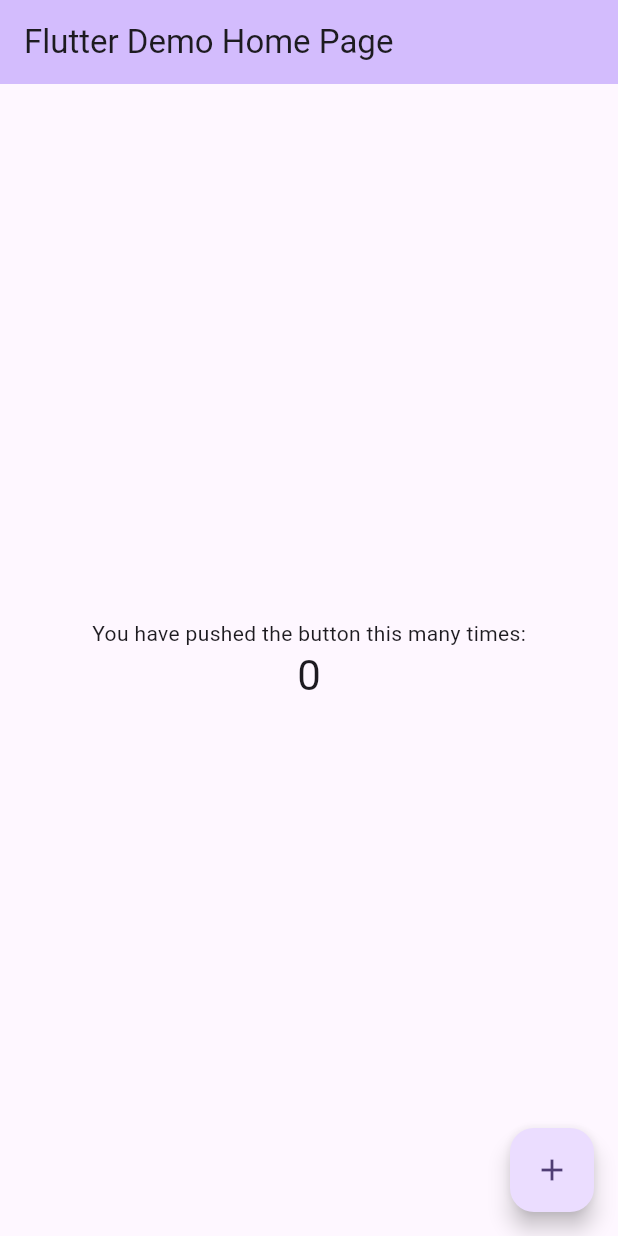
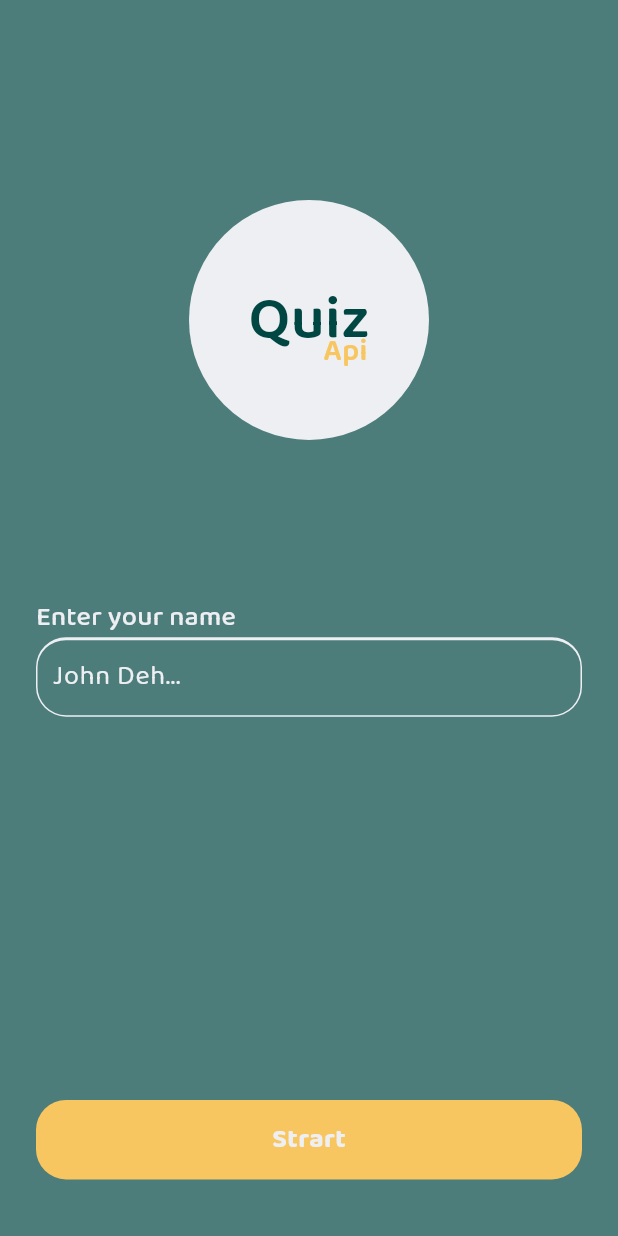
Before and after one commit to kingcortex/quiz_api, a Flutter app: the screen it shows after launch, on a phone screen of 412 x 824 dp. Run offline on Flutter 3.47's test engine with Material 3 defaults, Android fonts, the phone set to English and light mode, and no system bars; our stand-ins replace gap, google_fonts.

```diff
--- /dev/null
+++ b/lib/components/custom_labe.dart
@@ -0,0 +1,60 @@
+import 'package:flutter/material.dart';
+import 'package:gap/gap.dart';
+import 'package:quiz_api/theme/app_theme.dart';
+
+class CustomLabel extends StatefulWidget {
+  final String labelText;
+  const CustomLabel({super.key, required this.labelText});
+
+  @override
+  State<CustomLabel> createState() => _CustomLabelState();
+}
+
+class _CustomLabelState extends State<CustomLabel> {
+  @override
+  Widget build(BuildContext context) {
+    return Padding(
+      padding: const EdgeInsets.symmetric(horizontal: 24, vertical: 30),
+      child: Column(
+        children: [
+          Row(
+            mainAxisAlignment: MainAxisAlignment.start,
+            children: [
+              Text(widget.labelText, style: AppTheme.textStyle()),
+            ],
+          ),
+          Container(
+            height: 53,
+            width: double.infinity,
+            decoration: BoxDecoration(
+              border: Border(
+                top: BorderSide(color: AppTheme.primeryTextColor, width: 2),
+                bottom: BorderSide(color: AppTheme.primeryTextColor),
+                left: BorderSide(color: AppTheme.primeryTextColor),
+                right: BorderSide(color: AppTheme.primeryTextColor),
+              ),
+              borderRadius: BorderRadius.circular(20),
+            ),
+            child: Center(
+              child: TextField(
+                style: AppTheme.textStyle(),
+                cursorColor: AppTheme.primeryTextColor,
+                decoration: InputDecoration(
+                  labelStyle: AppTheme.textStyle(),
+                  hintText: "John Deh...",
+                  hintStyle: AppTheme.textStyle(fontWeight_: FontWeight.normal),
+                  border: InputBorder.none,
+                  contentPadding: const EdgeInsets.symmetric(
+                    vertical: 5,
+                    horizontal: 10,
+                  ),
+                ),
+              ),
+            ),
+          ),
+          const Gap(150),
+        ],
+      ),
+    );
+  }
+}
--- /dev/null
+++ b/lib/components/logo.dart
@@ -0,0 +1,40 @@
+import 'package:flutter/material.dart';
+import 'package:quiz_api/theme/app_theme.dart';
+
+class Logo extends StatelessWidget {
+  const Logo({super.key});
+
+  @override
+  Widget build(BuildContext context) {
+    return Container(
+      alignment: Alignment.center,
+      height: 160,
+      width: 160,
+      decoration: BoxDecoration(
+        color: AppTheme.primeryTextColor,
+        shape: BoxShape.circle,
+      ),
+      child: Stack(
+        children: [
+          Text(
+            "Quiz",
+            style: AppTheme.textStyle(
+                color: AppTheme.primaryColor,
+                fontSize: 40,
+                fontWeight_: AppTheme.semiBold),
+          ),
+          Transform.translate(
+            offset: const Offset(50, 35),
+            child: Text(
+              "Api",
+              style: AppTheme.textStyle(
+                  color: AppTheme.yellow,
+                  fontSize: 20,
+                  fontWeight_: AppTheme.semiBold),
+            ),
+          )
+        ],
+      ),
+    );
+  }
+}
--- a/lib/main.dart
+++ b/lib/main.dart
@@ -1,4 +1,7 @@
 import 'package:flutter/material.dart';
+import 'package:quiz_api/theme/app_theme.dart';
+
+import 'screen/login_page.dart';
 
 void main() {
   runApp(const MyApp());
@@ -11,115 +14,8 @@ class MyApp extends StatelessWidget {
   @override
   Widget build(BuildContext context) {
     return MaterialApp(
-      title: 'Flutter Demo',
-      theme: ThemeData(
-        // This is the theme of your application.
-        //
-        // TRY THIS: Try running your application with "flutter run". You'll see
-        // the application has a purple toolbar. Then, without quitting the app,
-        // try changing the seedColor in the colorScheme below to Colors.green
-        // and then invoke "hot reload" (save your changes or press the "hot
-        // reload" button in a Flutter-supported IDE, or press "r" if you used
-        // the command line to start the app).
-        //
-        // Notice that the counter didn't reset back to zero; the application
-        // state is not lost during the reload. To reset the state, use hot
-        // restart instead.
-        //
-        // This works for code too, not just values: Most code changes can be
-        // tested with just a hot reload.
-        colorScheme: ColorScheme.fromSeed(seedColor: Colors.deepPurple),
-        useMaterial3: true,
-      ),
-      home: const MyHomePage(title: 'Flutter Demo Home Page'),
-    );
+        title: 'Flutter Demo',
+        theme: AppTheme.themeData(),
+        home: const LoginPage());
   }
 }
-
-class MyHomePage extends StatefulWidget {
-  const MyHomePage({super.key, required this.title});
-
-  // This widget is the home page of your application. It is stateful, meaning
-  // that it has a State object (defined below) that contains fields that affect
-  // how it looks.
-
-  // This class is the configuration for the state. It holds the values (in this
-  // case the title) provided by the parent (in this case the App widget) and
-  // used by the build method of the State. Fields in a Widget subclass are
-  // always marked "final".
-
-  final String title;
-
-  @override
-  State<MyHomePage> createState() => _MyHomePageState();
-}
-
-class _MyHomePageState extends State<MyHomePage> {
-  int _counter = 0;
-
-  void _incrementCounter() {
-    setState(() {
-      // This call to setState tells the Flutter framework that something has
-      // changed in this State, which causes it to rerun the build method below
-      // so that the display can reflect the updated values. If we changed
-      // _counter without calling setState(), then the build method would not be
-      // called again, and so nothing would appear to happen.
-      _counter++;
-    });
-  }
-
-  @override
-  Widget build(BuildContext context) {
-    // This method is rerun every time setState is called, for instance as done
-    // by the _incrementCounter method above.
-    //
-    // The Flutter framework has been optimized to make rerunning build methods
-    // fast, so that you can just rebuild anything that needs updating rather
-    // than having to individually change instances of widgets.
-    return Scaffold(
-      appBar: AppBar(
-        // TRY THIS: Try changing the color here to a specific color (to
-        // Colors.amber, perhaps?) and trigger a hot reload to see the AppBar
-        // change color while the other colors stay the same.
-        backgroundColor: Theme.of(context).colorScheme.inversePrimary,
-        // Here we take the value from the MyHomePage object that was created by
-        // the App.build method, and use it to set our appbar title.
-        title: Text(widget.title),
-      ),
-      body: Center(
-        // Center is a layout widget. It takes a single child and positions it
-        // in the middle of the parent.
-        child: Column(
-          // Column is also a layout widget. It takes a list of children and
-          // arranges them vertically. By default, it sizes itself to fit its
-          // children horizontally, and tries to be as tall as its parent.
-          //
-          // Column has various properties to control how it sizes itself and
-          // how it positions its children. Here we use mainAxisAlignment to
-          // center the children vertically; the main axis here is the vertical
-          // axis because Columns are vertical (the cross axis would be
-          // horizontal).
-          //
-          // TRY THIS: Invoke "debug painting" (choose the "Toggle Debug Paint"
-          // action in the IDE, or press "p" in the console), to see the
-          // wireframe for each widget.
-          mainAxisAlignment: MainAxisAlignment.center,
-          children: <Widget>[
-            const Text(
-              'You have pushed the button this many times:',
-            ),
-            Text(
-              '$_counter',
-              style: Theme.of(context).textTheme.headlineMedium,
-            ),
-          ],
-        ),
-      ),
-      floatingActionButton: FloatingActionButton(
-        onPressed: _incrementCounter,
-        tooltip: 'Increment',
-        child: const Icon(Icons.add),
-      ), // This trailing comma makes auto-formatting nicer for build methods.
-    );
-  }
-}
--- /dev/null
+++ b/lib/screen/login_page.dart
@@ -0,0 +1,47 @@
+import 'package:flutter/material.dart';
+import 'package:gap/gap.dart';
+import 'package:quiz_api/theme/app_theme.dart';
+
+import '../components/custom_labe.dart';
+import '../components/logo.dart';
+
+class LoginPage extends StatelessWidget {
+  const LoginPage({super.key});
+
+  @override
+  Widget build(BuildContext context) {
+    return Scaffold(
+      body: SafeArea(
+        child: SizedBox(
+          height: MediaQuery.of(context).size.height,
+          width: MediaQuery.of(context).size.width,
+          child: Column(
+            mainAxisAlignment: MainAxisAlignment.spaceAround,
+            crossAxisAlignment: CrossAxisAlignment.center,
+            children: [
+              const Gap(20),
+              const Logo(),
+              const CustomLabel(
+                labelText: "Enter your name",
+              ),
+              Container(
+                alignment: Alignment.center,
+                margin: const EdgeInsets.symmetric(horizontal: 24),
+                height: 53,
+                width: double.infinity,
+                decoration: BoxDecoration(
+                  color: AppTheme.yellow,
+                  borderRadius: BorderRadius.circular(20),
+                ),
+                child: Text(
+                  "Strart",
+                  style: AppTheme.textStyle(fontWeight_: FontWeight.bold),
+                ),
+              )
+            ],
+          ),
+        ),
+      ),
+    );
+  }
+}
--- /dev/null
+++ b/lib/theme/app_theme.dart
@@ -0,0 +1,27 @@
+import 'package:flutter/material.dart';
+import 'package:google_fonts/google_fonts.dart';
+
+class AppTheme {
+  static const Color primaryColor = Color(0xff004643); // #2
+  static Color secondaryColor = const Color(0xff004643).withOpacity(0.7);
+  static Color primeryTextColor = const Color(0xffEEEFF2); // #
+  static double fontSiseBase = 18.0;
+  static FontWeight fontWeight = FontWeight.w500;
+  static Color yellow = const Color(0xffF8C660);
+  static FontWeight  semiBold = FontWeight.w600;
+
+  static ThemeData themeData() {
+    return ThemeData(
+      scaffoldBackgroundColor: secondaryColor,
+    );
+  }
+
+  static TextStyle textStyle(
+      {Color? color, double? fontSize, FontWeight? fontWeight_}) {
+    color ?? (color = primeryTextColor);
+    fontSize ?? (fontSize = fontSiseBase);
+    fontWeight_ ?? (fontWeight_ = fontWeight);
+    return GoogleFonts.baloo2(
+        color: color, fontSize: fontSize, fontWeight: fontWeight_);
+  }
+}
--- a/pubspec.yaml
+++ b/pubspec.yaml
@@ -35,6 +35,8 @@ dependencies:
   # The following adds the Cupertino Icons font to your application.
   # Use with the CupertinoIcons class for iOS style icons.
   cupertino_icons: ^1.0.2
+  google_fonts: ^6.1.0
+  gap: ^3.0.1
 
 dev_dependencies:
   flutter_test:
```
Also changed, not shown: pubspec.lock, 1 other file.
